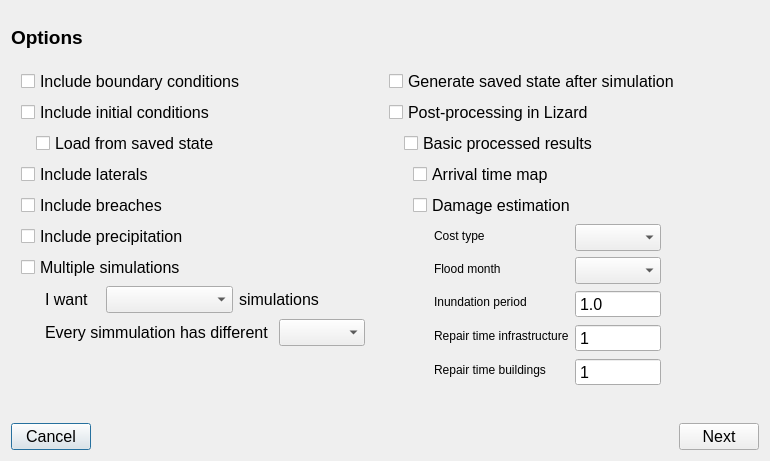
First picture: the form in threedi_api_qgis_client/ui/init_dialog.ui, repository nens/threedi-api-qgis-client, before the edit.
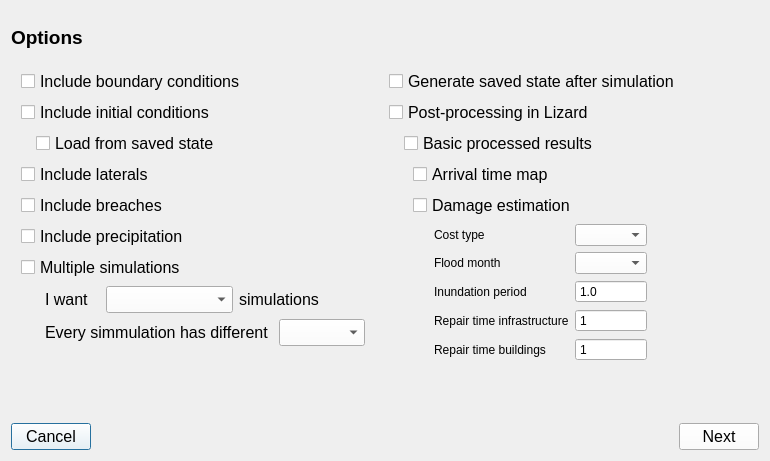
Second picture: the form after the edit.

Diff of the .ui file:
```diff
--- a/threedi_api_qgis_client/ui/init_dialog.ui
+++ b/threedi_api_qgis_client/ui/init_dialog.ui
@@ -22,6 +22,43 @@
     <height>461</height>
    </size>
   </property>
+  <property name="palette">
+   <palette>
+    <active>
+     <colorrole role="Button">
+      <brush brushstyle="SolidPattern">
+       <color alpha="255">
+        <red>255</red>
+        <green>255</green>
+        <blue>255</blue>
+       </color>
+      </brush>
+     </colorrole>
+    </active>
+    <inactive>
+     <colorrole role="Button">
+      <brush brushstyle="SolidPattern">
+       <color alpha="255">
+        <red>255</red>
+        <green>255</green>
+        <blue>255</blue>
+       </color>
+      </brush>
+     </colorrole>
+    </inactive>
+    <disabled>
+     <colorrole role="Button">
+      <brush brushstyle="SolidPattern">
+       <color alpha="255">
+        <red>255</red>
+        <green>255</green>
+        <blue>255</blue>
+       </color>
+      </brush>
+     </colorrole>
+    </disabled>
+   </palette>
+  </property>
   <property name="font">
    <font>
     <family>Segoe UI</family>
@@ -156,10 +193,59 @@
             </widget>
            </item>
            <item row="1" column="1">
-            <widget class="QComboBox" name="dd_flood_month"/>
+            <widget class="QComboBox" name="dd_flood_month">
+             <property name="font">
+              <font>
+               <pointsize>9</pointsize>
+              </font>
+             </property>
+            </widget>
            </item>
            <item row="0" column="1">
-            <widget class="QComboBox" name="dd_cost_type"/>
+            <widget class="QComboBox" name="dd_cost_type">
+             <property name="palette">
+              <palette>
+               <active>
+                <colorrole role="Button">
+                 <brush brushstyle="SolidPattern">
+                  <color alpha="255">
+                   <red>255</red>
+                   <green>255</green>
+                   <blue>255</blue>
+                  </color>
+                 </brush>
+                </colorrole>
+               </active>
+               <inactive>
+                <colorrole role="Button">
+                 <brush brushstyle="SolidPattern">
+                  <color alpha="255">
+                   <red>255</red>
+                   <green>255</green>
+                   <blue>255</blue>
+                  </color>
+                 </brush>
+                </colorrole>
+               </inactive>
+               <disabled>
+                <colorrole role="Button">
+                 <brush brushstyle="SolidPattern">
+                  <color alpha="255">
+                   <red>255</red>
+                   <green>255</green>
+                   <blue>255</blue>
+                  </color>
+                 </brush>
+                </colorrole>
+               </disabled>
+              </palette>
+             </property>
+             <property name="font">
+              <font>
+               <pointsize>9</pointsize>
+              </font>
+             </property>
+            </widget>
            </item>
            <item row="2" column="0">
             <widget class="QLabel" name="label_7">
@@ -202,6 +288,11 @@
            </item>
            <item row="3" column="1">
             <widget class="QSpinBox" name="sb_repair_infrastructure">
+             <property name="font">
+              <font>
+               <pointsize>9</pointsize>
+              </font>
+             </property>
              <property name="buttonSymbols">
               <enum>QAbstractSpinBox::NoButtons</enum>
              </property>
@@ -215,6 +306,11 @@
            </item>
            <item row="4" column="1">
             <widget class="QSpinBox" name="sb_repair_building">
+             <property name="font">
+              <font>
+               <pointsize>9</pointsize>
+              </font>
+             </property>
              <property name="buttonSymbols">
               <enum>QAbstractSpinBox::NoButtons</enum>
              </property>
@@ -228,6 +324,11 @@
            </item>
            <item row="2" column="1">
             <widget class="QDoubleSpinBox" name="sb_period">
+             <property name="font">
+              <font>
+               <pointsize>9</pointsize>
+              </font>
+             </property>
              <property name="buttonSymbols">
               <enum>QAbstractSpinBox::NoButtons</enum>
              </property>
```
Left out of the diff: 117 changed lines with no effect on the pictures.
